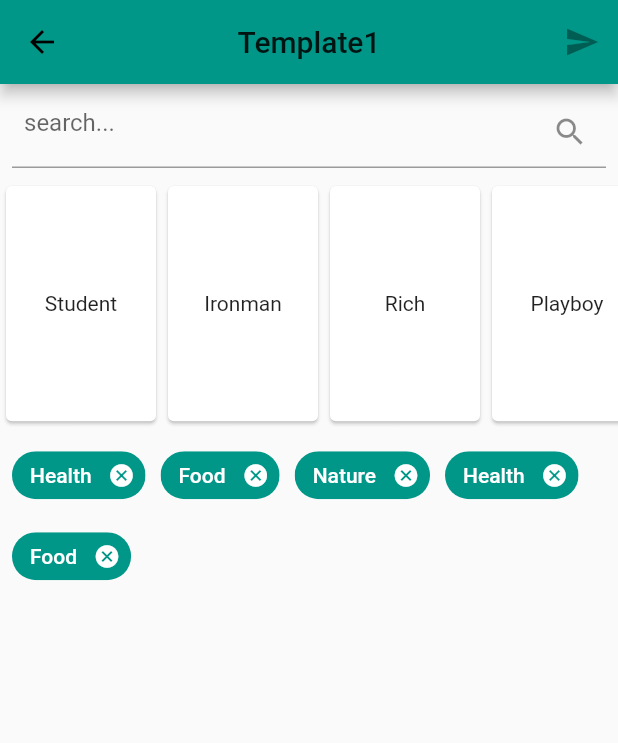
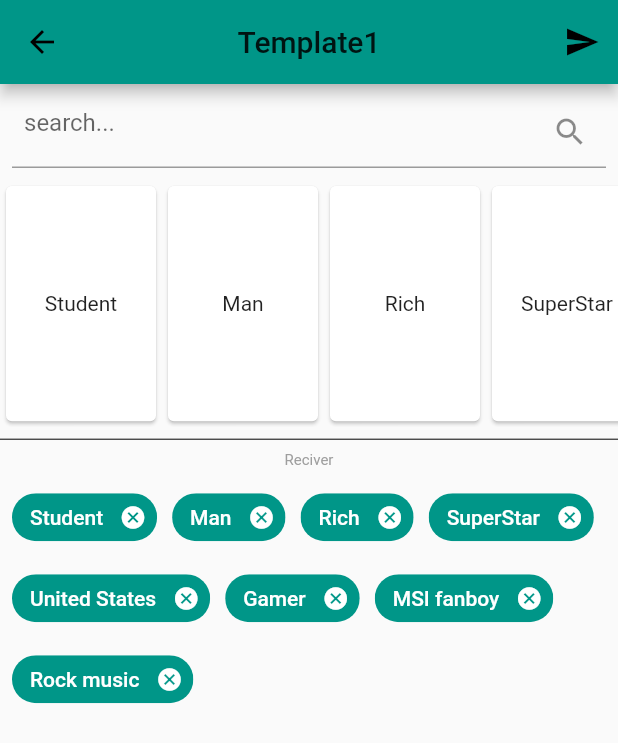
Before and after one commit to ngovi2298/GTNM_CSKH, a Flutter app: the ListEmailScreen screen opened directly, after a tap on "Use", on a phone screen of 412 x 824 dp. Shown: the top 743 px of the screen. Run offline on Flutter 3.47's test engine with Material 2 defaults, Android fonts, the phone set to English and light mode, and no system bars; network calls fail.

Commit message:
Done generate fake data and fake category, create snackBar send email

```diff
--- a/lib/DetailScreen.dart
+++ b/lib/DetailScreen.dart
@@ -72,7 +72,7 @@ class _DetailScreenState extends State<DetailScreen> {
                           constraints: BoxConstraints(maxHeight: 50.0),
                           child: ListView.builder(
                               scrollDirection: Axis.horizontal,
-                              itemCount: Category.length,
+                              itemCount: Category1.length,
                               itemBuilder: (Context, index) {
                                 return Container(
                                   child: Card(
@@ -85,7 +85,7 @@ class _DetailScreenState extends State<DetailScreen> {
                                       child: Container(
                                         child: Center(
                                             child: Text(
-                                          Category[index].toString(),
+                                          Category1[index].toString(),
                                           style: TextStyle(
                                               color: Colors.teal,
                                               fontSize: 24.0),
--- a/lib/Fake Email.dart
+++ b/lib/Fake Email.dart
@@ -35,7 +35,7 @@ List<Email> MyEmail=[
       dateCreate: "10/1/2019"
   ),
   new Email(
-      emailName: "Template9",
+      emailName: "Template9+",
       dateCreate: "10/1/2019"
   ),
   new Email(
--- a/lib/FakeCategory.dart
+++ b/lib/FakeCategory.dart
@@ -1,13 +1,10 @@
-List<String> Category=[
+List<String> Category1=[
   "Student",
-  "Ironman",
+  "Man",
   "Rich",
-  "Playboy",
-  "Student",
-  "Ironman",
-  "Rich",
-  "Playboy",
-  "Ironman",
-  "Rich",
-  "Playboy"
+  "SuperStar",
+  "United States",
+  "Gamer",
+  "MSI fanboy",
+  "Rock music",
 ];
--- a/lib/FakeData.dart
+++ b/lib/FakeData.dart
@@ -10,103 +10,75 @@ class ChatModel {
 
 List<ChatModel> fakeData = [
   new ChatModel(
-    name: "AClient",
+    name: "Robert Downey Jr.",
     email: "ClientEmail@Email.com",
-    DOB: "19/9/1998",
+    DOB: "04/04/1965",
+    gender: "male",
+    avatarUrl:
+        "https://static.toiimg.com/photo/msid-75805310/75805310.jpg?135092",
+  ),
+  new ChatModel(
+    name: "Dwayne Johnson",
+    email: "ngovi.2298@gmail.com",
+    DOB: "02/05/1972",
+    gender: "male",
+    avatarUrl:
+    "https://sportshub.cbsistatic.com/i/r/2018/03/28/25ceeedc-0642-4098-9b6f-01488ccf53c8/thumbnail/1200x675/26bfae6344883e737925575b52895326/usatsi-10492226-1.jpg",
+  ),
+  new ChatModel(
+    name: "Elizabeth Olsen",
+    email: "ClientEmail@Email.com",
+    DOB: "16/02/1989",
     gender: "female",
     avatarUrl:
-        "http://www.usanetwork.com/sites/usanetwork/files/styles/629x720/public/suits_cast_harvey.jpg?itok=fpTOeeBb",
+    "https://znews-photo.zadn.vn/w660/Uploaded/oqivovbt/2019_05_08/elizabeth_olsen_6.jpg",
   ),
   new ChatModel(
-    name: "BClient",
+    name: "Henry Cavill",
     email: "ngovi.2298@gmail.com",
-    DOB: "19/9/1998",
+    DOB: "05/05/1983",
+    gender: "male",
+    avatarUrl:
+    "https://hips.hearstapps.com/hmg-prod.s3.amazonaws.com/images/british-actor-henry-cavill-poses-on-the-red-carpet-as-he-news-photo-1581433962.jpg",
+  ),
+  new ChatModel(
+    name: "Anya Taylor-Joy",
+    email: "ClientEmail@Email.com",
+    DOB: "16/04/1996",
     gender: "female",
     avatarUrl:
-    "http://www.usanetwork.com/sites/usanetwork/files/styles/629x720/public/suits_cast_harvey.jpg?itok=fpTOeeBb",
+    "https://image2.tin247.com/pictures/2021/01/12/ihw1610424731.jpg",
   ),
   new ChatModel(
-    name: "VClient",
+    name: "Heath Ledger",
+    email: "ngovi.2298@gmail.com",
+    DOB: "04/04/1979",
+    gender: "male",
+    avatarUrl:
+    "https://imagesmtv-a.akamaihd.net/uri/mgid:ao:image:mtv.com:231147?quality=0.8&format=jpg&width=1440&height=810&.jpg",
+  ),
+  new ChatModel(
+    name: "Keanu Reeves",
     email: "ClientEmail@Email.com",
-    DOB: "19/9/1998",
+    DOB: "02/09/1964",
+    gender: "male",
+    avatarUrl:
+    "https://upload.wikimedia.org/wikipedia/commons/f/f2/Keanu_Reeves_2013_%2810615146086%29_%28cropped%29.jpg",
+  ),
+  new ChatModel(
+    name: "Brad Pitt",
+    email: "ngovi.2298@gmail.com",
+    DOB: "18/12/1963",
+    gender: "male",
+    avatarUrl:
+    "https://www.refinery29.com/images/9381032.jpg",
+  ),
+  new ChatModel(
+    name: "Saoirse Ronan",
+    email: "ClientEmail@Email.com",
+    DOB: "12/04/1994",
     gender: "female",
     avatarUrl:
-    "http://www.usanetwork.com/sites/usanetwork/files/styles/629x720/public/suits_cast_harvey.jpg?itok=fpTOeeBb",
-  ),
-  new ChatModel(
-    name: "JayBack",
-    email: "ngovi.2298@gmail.com",
-    DOB: "19/9/1998",
-    gender: "female",
-    avatarUrl:
-    "http://www.usanetwork.com/sites/usanetwork/files/styles/629x720/public/suits_cast_harvey.jpg?itok=fpTOeeBb",
-  ),
-  new ChatModel(
-    name: "OhSad",
-    email: "ClientEmail@Email.com",
-    DOB: "19/9/1998",
-    gender: "female",
-    avatarUrl:
-    "http://www.usanetwork.com/sites/usanetwork/files/styles/629x720/public/suits_cast_harvey.jpg?itok=fpTOeeBb",
-  ),
-  new ChatModel(
-    name: "JayBack",
-    email: "ngovi.2298@gmail.com",
-    DOB: "19/9/1998",
-    gender: "female",
-    avatarUrl:
-    "http://www.usanetwork.com/sites/usanetwork/files/styles/629x720/public/suits_cast_harvey.jpg?itok=fpTOeeBb",
-  ),
-  new ChatModel(
-    name: "OhSad",
-    email: "ClientEmail@Email.com",
-    DOB: "19/9/1998",
-    gender: "female",
-    avatarUrl:
-    "http://www.usanetwork.com/sites/usanetwork/files/styles/629x720/public/suits_cast_harvey.jpg?itok=fpTOeeBb",
-  ),
-  new ChatModel(
-    name: "JayBack",
-    email: "ngovi.2298@gmail.com",
-    DOB: "19/9/1998",
-    gender: "female",
-    avatarUrl:
-    "http://www.usanetwork.com/sites/usanetwork/files/styles/629x720/public/suits_cast_harvey.jpg?itok=fpTOeeBb",
-  ),
-  new ChatModel(
-    name: "OhSad",
-    email: "ClientEmail@Email.com",
-    DOB: "19/9/1998",
-    gender: "female",
-    avatarUrl:
-    "http://www.usanetwork.com/sites/usanetwork/files/styles/629x720/public/suits_cast_harvey.jpg?itok=fpTOeeBb",
+    "https://img2.thelist.com/img/gallery/the-untold-truth-of-saoirse-ronan/saoirse-ronan-auditioned-for-this-fan-favorite-harry-potter-character-1576868646.jpg",
   ),
 ];
-
-List<ChatModel> Category1 = [
-  new ChatModel(
-    name: "Alien",
-    email: "ClientEmail@Email.com",
-    DOB: "19/9/1998",
-    gender: "female",
-    avatarUrl:
-    "http://www.usanetwork.com/sites/usanetwork/files/styles/629x720/public/suits_cast_harvey.jpg?itok=fpTOeeBb",
-  ),
-  new ChatModel(
-    name: "JayBack",
-    email: "ngovi.2298@gmail.com",
-    DOB: "19/9/1998",
-    gender: "female",
-    avatarUrl:
-    "http://www.usanetwork.com/sites/usanetwork/files/styles/629x720/public/suits_cast_harvey.jpg?itok=fpTOeeBb",
-  ),
-  new ChatModel(
-    name: "OhSad",
-    email: "ClientEmail@Email.com",
-    DOB: "19/9/1998",
-    gender: "female",
-    avatarUrl:
-    "http://www.usanetwork.com/sites/usanetwork/files/styles/629x720/public/suits_cast_harvey.jpg?itok=fpTOeeBb",
-  ),
-
-];
--- a/lib/SearchScreen.dart
+++ b/lib/SearchScreen.dart
@@ -1,3 +1,4 @@
+import 'package:GTNM_CSKH/FakeCategory.dart';
 import 'package:GTNM_CSKH/SendEmail.dart';
 import 'package:flutter/cupertino.dart';
 import 'package:flutter/material.dart';
@@ -39,8 +40,8 @@ class DataSearch extends SearchDelegate<String> {
   @override
   Widget buildSuggestions(BuildContext context) {
     final List<ChatModel> suggesttionList = query.isEmpty
-        ? recentModel
-        : recentModel
+        ? fakeData
+        : fakeData
             .where(
                 (item) => item.name.toLowerCase().contains(query.toLowerCase()))
             .toList();
--- a/lib/SendEmail.dart
+++ b/lib/SendEmail.dart
@@ -2,27 +2,23 @@ import 'package:GTNM_CSKH/FakeCategory.dart';
 import 'package:GTNM_CSKH/FakeData.dart';
 import 'package:GTNM_CSKH/SearchScreen.dart';
 import 'package:flutter/cupertino.dart';
+import 'package:flutter/foundation.dart';
 import 'package:flutter/material.dart';
 import 'package:flutter/widgets.dart';
 
 class SendEmail extends StatefulWidget {
   final String emailName;
-  SendEmail( this.emailName);
+  SendEmail(this.emailName);
   @override
   _SendEmailState createState() => _SendEmailState();
 }
 
 class _SendEmailState extends State<SendEmail> {
-  List<String> _dynamicChips = [
-    'Health',
-    'Food',
-    'Nature',
-    'Health',
-    'Food',
-  ];
+  List<String> _dynamicChips = new List<String>.from(Category1);
   String _Search = '';
   final searchcontroller = TextEditingController();
   var height = AppBar().preferredSize.height;
+
   @override
   Widget build(BuildContext context) {
     var size = MediaQuery.of(context).size;
@@ -32,7 +28,22 @@ class _SendEmailState extends State<SendEmail> {
         title: Text(widget.emailName),
         backgroundColor: Colors.teal,
         actions: [
-          IconButton(icon: Icon(Icons.send), onPressed: null),
+          Builder(
+            builder: (context) => IconButton(
+                icon: Icon(Icons.send),
+                onPressed: () {
+                  Scaffold.of(context).showSnackBar(SnackBar(
+                    content: Text('Email send successfully'),
+                    action: SnackBarAction(
+                        label: 'Ok',
+                        onPressed: () =>
+                            Scaffold.of(context).hideCurrentSnackBar()),
+                  ));
+                  setState(() {
+                    _dynamicChips.clear();
+                  });
+                }),
+          ),
         ],
       ),
       body: Container(
@@ -51,9 +62,10 @@ class _SendEmailState extends State<SendEmail> {
                     contentPadding:
                         EdgeInsets.symmetric(vertical: 8, horizontal: 8),
                   ),
-                  onTap: () async{
-                    var result= await
-                    showSearch(context: context, delegate: DataSearch(widget.emailName));
+                  onTap: () async {
+                    var result = await showSearch(
+                        context: context,
+                        delegate: DataSearch(widget.emailName));
                     setState(() {
                       _dynamicChips.add(result);
                     });
@@ -62,7 +74,7 @@ class _SendEmailState extends State<SendEmail> {
             ConstrainedBox(
               constraints: BoxConstraints(maxHeight: size.height * 0.2),
               child: ListView.builder(
-                  itemCount: Category.length,
+                  itemCount: Category1.length,
                   scrollDirection: Axis.horizontal,
                   itemBuilder: (context, index) {
                     return Container(
@@ -70,22 +82,31 @@ class _SendEmailState extends State<SendEmail> {
                         child: InkWell(
                           splashColor: Colors.blue.withAlpha(30),
                           onTap: () {
-                            if(Category[index]=="Student"){
-                              for(var i=0;i<fakeData.length;i++)
+                            if (Category1[index] == "Student") {
+                              for (var i = 0; i < fakeData.length; i++)
                                 setState(() {
                                   _dynamicChips.add(fakeData[i].name);
                                 });
-                            };
+                            }
+                            ;
                           },
                           child: Container(
                             width: 100,
                             alignment: Alignment.center,
-                            child: Text(Category[index]),
+                            child: Text(Category1[index]),
                           ),
                         ),
                       ),
                     );
                   }),
+            ),
+            Divider(color: Colors.black),
+            Text(
+              "Reciver",
+              style: TextStyle(
+                fontSize: 10,
+                color: Colors.grey,
+              ),
             ),
             Expanded(
               child: Padding(
@@ -96,13 +117,15 @@ class _SendEmailState extends State<SendEmail> {
                     Wrap(
                       spacing: 10.0,
                       runSpacing: 6.0,
-                      children:
-                          List<Widget>.generate(_dynamicChips.length, (int index) {
+                      children: List<Widget>.generate(_dynamicChips.length,
+                          (int index) {
                         return Chip(
-                          deleteIconColor:Colors.white ,
+                          deleteIconColor: Colors.white,
                           backgroundColor: Colors.teal,
-                          label: Text(_dynamicChips[index],
-                          style: TextStyle(color: Colors.white),),
+                          label: Text(
+                            _dynamicChips[index],
+                            style: TextStyle(color: Colors.white),
+                          ),
                           onDeleted: () {
                             setState(() {
                               _dynamicChips.removeAt(index);
```
